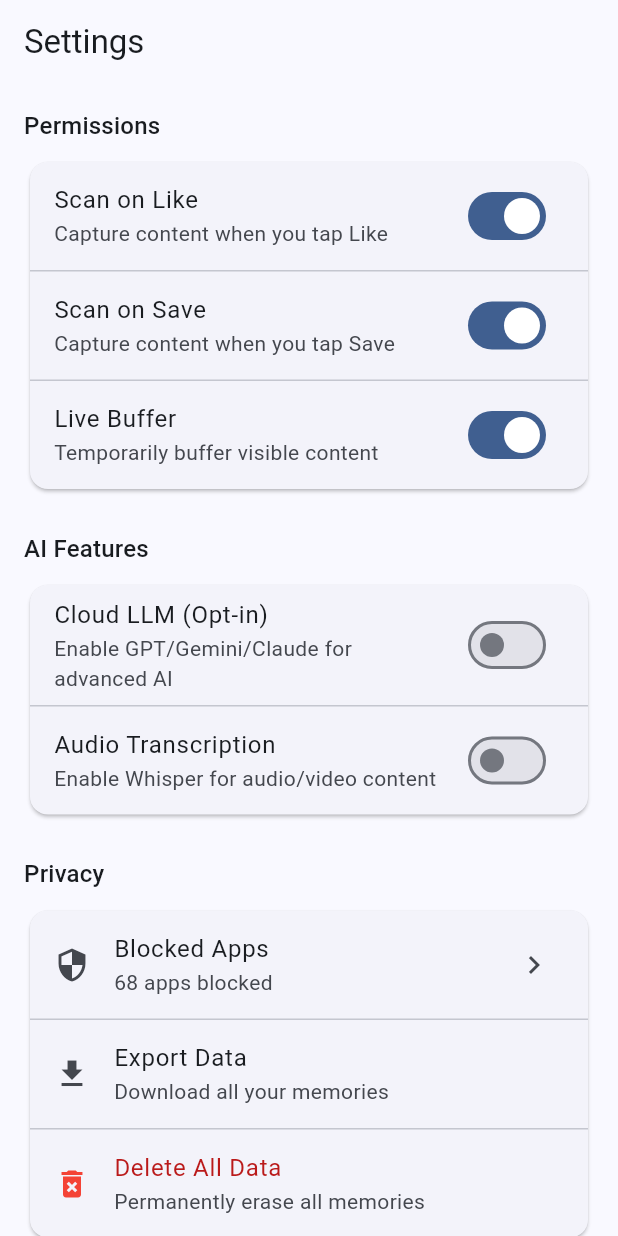
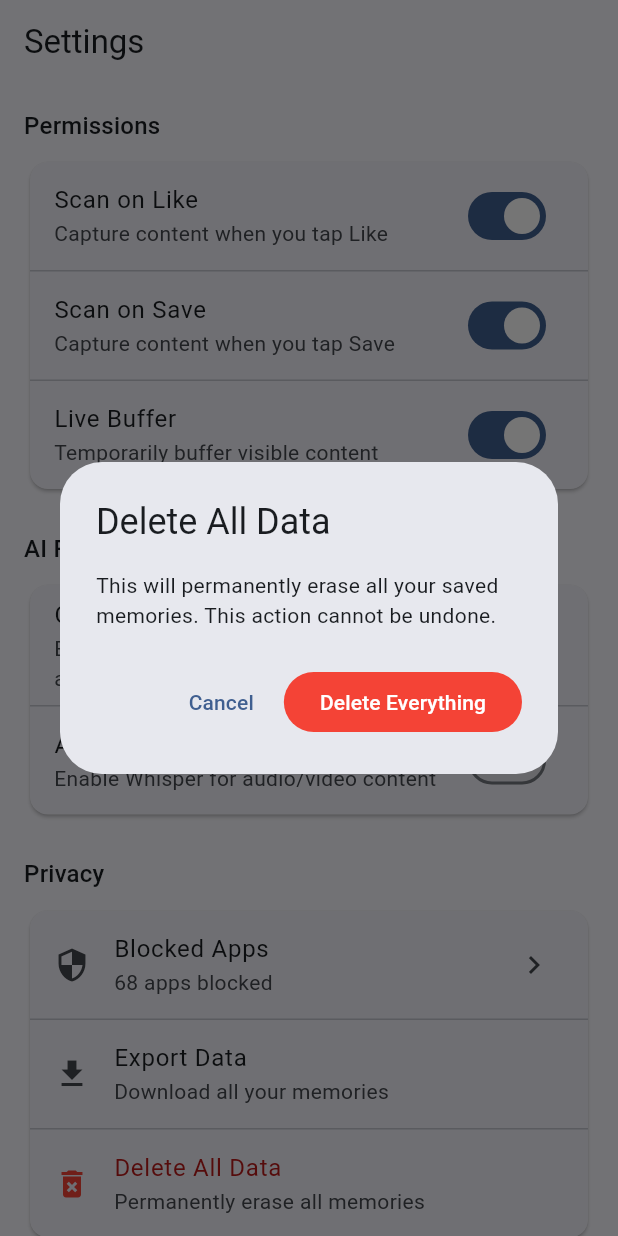
Before and after one commit to 21772177/smart_finder_chatbot, a Flutter app: the SettingsScreen screen opened directly, after a tap on "Delete All Data", on a phone screen of 412 x 824 dp. Run offline on Flutter 3.47's test engine with Material 3 defaults, Android fonts, the phone set to English and light mode, and no system bars; our stand-ins replace drift, flutter_riverpod, shared_preferences; missing offline and left inert: google_mlkit_text_recognition, sqlite3; accounts and stored records are empty; generated files the repository leaves out were written again.

Commit message:
Add export/delete data functionality in Settings

```diff
--- a/lib/features/memory/memory_database.dart
+++ b/lib/features/memory/memory_database.dart
@@ -48,6 +48,10 @@ class AppDatabase extends _$AppDatabase {
 
   Future<void> deleteMemoryEntry(String id) async {
     await (delete(memories)..where((t) => t.id.equals(id))).go();
+  }
+
+  Future<void> deleteAllEntries() async {
+    await delete(memories).go();
   }
 
   Future<List<MemoryEntry>> getAllEntries() async {
--- a/lib/features/memory/memory_repository.dart
+++ b/lib/features/memory/memory_repository.dart
@@ -35,6 +35,8 @@ class MemoryRepository {
   Future<List<MemorySearchResult>> search(String query) => _db.search(query);
 
   Future<void> deleteEntry(String id) => _db.deleteMemoryEntry(id);
+
+  Future<void> deleteAllEntries() => _db.deleteAllEntries();
 }
 
 final databaseProvider = Provider<AppDatabase>((ref) => AppDatabase());
--- a/lib/features/settings/settings_screen.dart
+++ b/lib/features/settings/settings_screen.dart
@@ -1,5 +1,10 @@
+import 'dart:convert';
+import 'dart:io';
 import 'package:flutter/material.dart';
 import 'package:flutter_riverpod/flutter_riverpod.dart';
+import 'package:path_provider/path_provider.dart';
+import 'package:intl/intl.dart';
+import '../memory/memory_repository.dart';
 import 'settings_service.dart';
 import 'blocked_apps_screen.dart';
 
@@ -87,14 +92,14 @@ class SettingsScreen extends ConsumerWidget {
                   leading: const Icon(Icons.download),
                   title: const Text('Export Data'),
                   subtitle: const Text('Download all your memories'),
-                  onTap: () {},
+                  onTap: () => _exportData(context, ref),
                 ),
                 const Divider(height: 1),
                 ListTile(
                   leading: const Icon(Icons.delete_forever, color: Colors.red),
                   title: Text('Delete All Data', style: TextStyle(color: theme.colorScheme.error)),
                   subtitle: const Text('Permanently erase all memories'),
-                  onTap: () {},
+                  onTap: () => _deleteAllData(context, ref),
                 ),
               ],
             ),
@@ -112,4 +117,77 @@ class SettingsScreen extends ConsumerWidget {
       ),
     );
   }
+
+  Future<void> _exportData(BuildContext context, WidgetRef ref) async {
+    final messenger = ScaffoldMessenger.of(context);
+    final repo = ref.read(memoryRepositoryProvider);
+    final entries = await repo.getAllEntries();
+
+    if (entries.isEmpty) {
+      messenger.showSnackBar(
+        const SnackBar(content: Text('No memories to export')),
+      );
+      return;
+    }
+
+    final data = entries.map((e) => {
+      'id': e.id,
+      'title': e.title,
+      'content': e.content,
+      'sourceApp': e.sourceApp,
+      'ocrText': e.ocrText,
+      'tags': e.tags,
+      'createdAt': e.createdAt.toIso8601String(),
+      'updatedAt': e.updatedAt.toIso8601String(),
+    }).toList();
+
+    final json = const JsonEncoder.withIndent('  ').convert(data);
+
+    final dir = await getApplicationDocumentsDirectory();
+    final timestamp = DateFormat('yyyyMMdd_HHmmss').format(DateTime.now());
+    final file = File('${dir.path}/second_brain_export_$timestamp.json');
+    await file.writeAsString(json);
+
+    messenger.showSnackBar(
+      SnackBar(
+        content: Text('Exported ${entries.length} memories to ${file.path}'),
+        duration: const Duration(seconds: 4),
+      ),
+    );
+  }
+
+  Future<void> _deleteAllData(BuildContext context, WidgetRef ref) async {
+    final confirmed = await showDialog<bool>(
+      context: context,
+      builder: (ctx) => AlertDialog(
+        title: const Text('Delete All Data'),
+        content: const Text(
+          'This will permanently erase all your saved memories. '
+          'This action cannot be undone.',
+        ),
+        actions: [
+          TextButton(
+            onPressed: () => Navigator.pop(ctx, false),
+            child: const Text('Cancel'),
+          ),
+          FilledButton(
+            style: FilledButton.styleFrom(backgroundColor: Colors.red),
+            onPressed: () => Navigator.pop(ctx, true),
+            child: const Text('Delete Everything'),
+          ),
+        ],
+      ),
+    );
+
+    if (confirmed != true) return;
+
+    await ref.read(memoryRepositoryProvider).deleteAllEntries();
+    ref.invalidate(memoryRepositoryProvider);
+
+    if (context.mounted) {
+      ScaffoldMessenger.of(context).showSnackBar(
+        const SnackBar(content: Text('All memories deleted')),
+      );
+    }
+  }
 }
```
